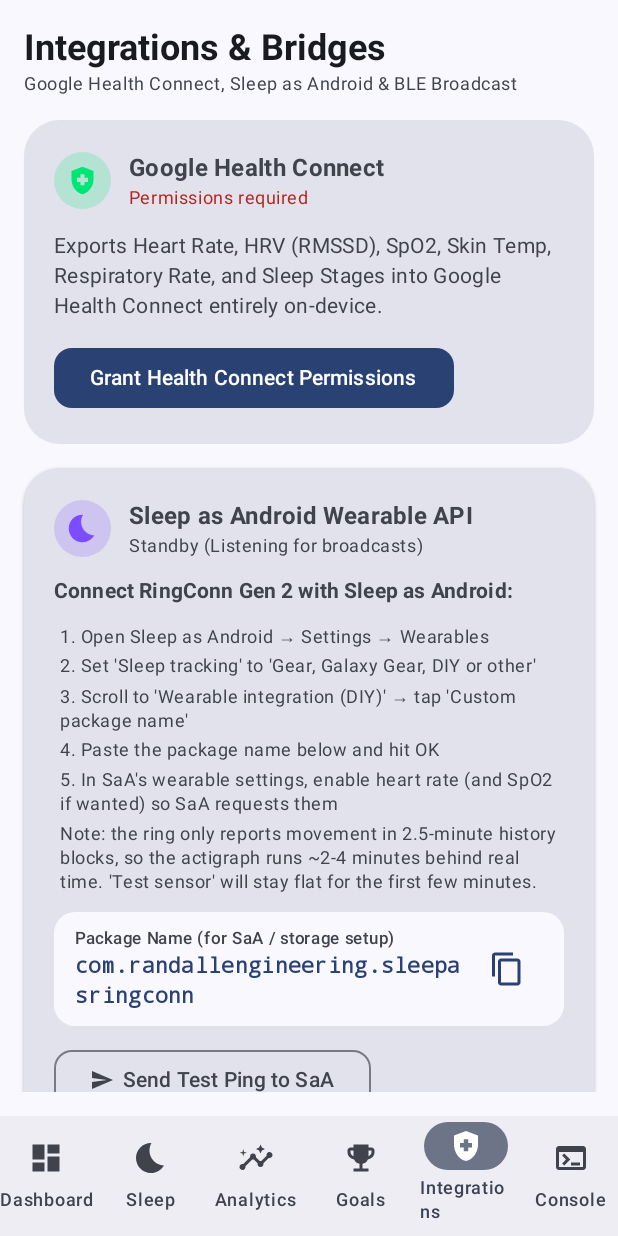
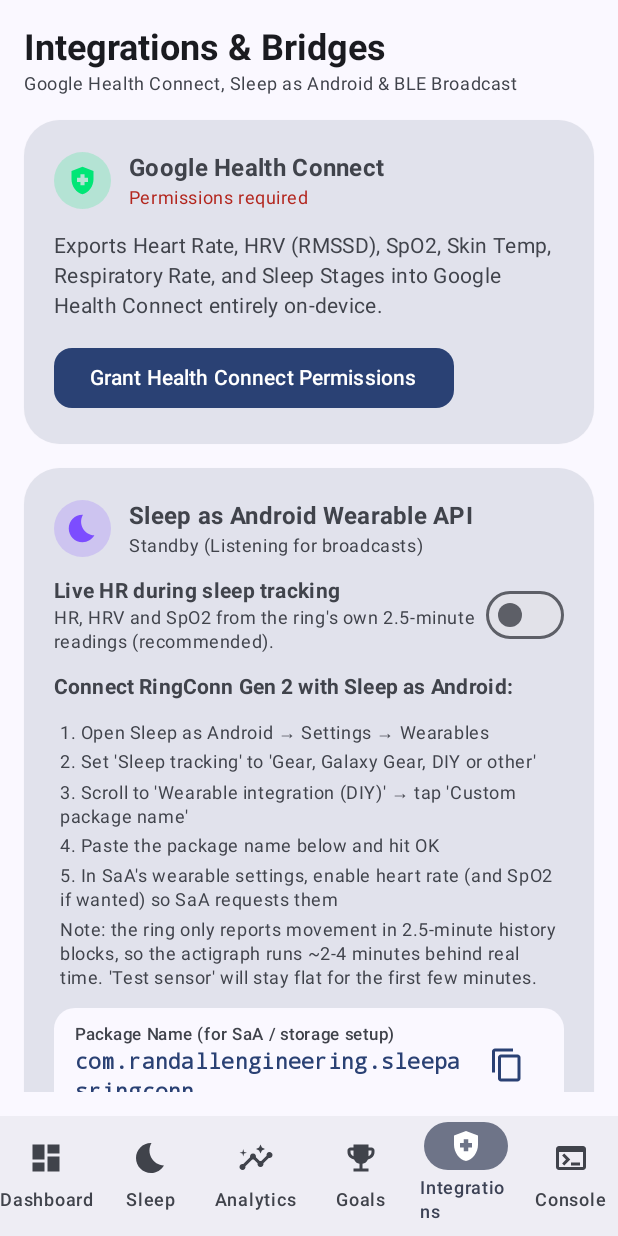
Before and after one commit to Flexingg/SleepAsRingConn-, an Android app built with Jetpack Compose: the screen it shows after launch (MainActivity), item 5 of the bottom bar chosen, on a phone screen of 412 x 824 dp. Run offline under Robolectric (Android 15) with nearby library versions, the phone set to English and light mode, and no system bars; our stand-ins replace Room's generated code; libraries missing offline, so code that uses them is left out: androidx.health.connect; 6 statements that could not run were skipped.

Commit message:
Stop live mode from starving the ring's own HR/HRV/SpO2 epochs
Field log (FR02.018): with live HR running continuously, every 2.5-min
epoch was ACTIVITY layout with no HR, HRV or SpO2, even with the wearer
still (motion flat at 17). Live sessions also end on their own after
~30-40 s and the 20 s stall wait wasted ~40% of the time.

- Sleep as Android tracking no longer runs live HR by default; HR, HRV
  and SpO2 come from epochs with real timestamps. "Live HR during sleep
  tracking" is an opt-in switch on the Integrations tab.
- Dashboard runs live mode only while on screen (ON_START/ON_STOP).
- Live requests are owner-tracked so leaving the Dashboard does not stop
  an active Peloton HR broadcast (and vice versa).
- New live session after 6 s of silence (15 s grace after entry).
- Warm-up and locked-HR log lines no longer share one rate limit.

Co-Authored-By: Claude Opus 5.5 <noreply@anthropic.com>
Claude-Session: https://claude.ai/code/session_01E9nZUKGhKybvmUnqWEhphE

```diff
--- a/app/src/main/java/com/randallengineering/sleepasringconn/ui/screens/DashboardScreen.kt
+++ b/app/src/main/java/com/randallengineering/sleepasringconn/ui/screens/DashboardScreen.kt
@@ -91,13 +91,27 @@ fun DashboardScreen(
         }
     }
 
-    // Auto-stream live telemetry and sync history whenever Dashboard is active and ring is connected
+    // Live telemetry only while the Dashboard is actually on screen. Live mode keeps the ring's
+    // optical sensor busy, which stops it recording its own HR / HRV / SpO2 epochs.
     LaunchedEffect(isConnected) {
-        if (isConnected) {
-            if (!BleConnectionManager.isSyncing.value) {
-                BleConnectionManager.syncHistory()
+        if (isConnected && !BleConnectionManager.isSyncing.value) {
+            BleConnectionManager.syncHistory()
+        }
+    }
+    @Suppress("DEPRECATION")
+    val lifecycleOwner = androidx.compose.ui.platform.LocalLifecycleOwner.current
+    DisposableEffect(lifecycleOwner) {
+        val observer = androidx.lifecycle.LifecycleEventObserver { _, event ->
+            when (event) {
+                androidx.lifecycle.Lifecycle.Event.ON_START -> BleConnectionManager.startLiveMonitoring(hrMode = true, owner = "dashboard")
+                androidx.lifecycle.Lifecycle.Event.ON_STOP -> BleConnectionManager.stopLiveMonitoring(owner = "dashboard")
+                else -> Unit
             }
-            BleConnectionManager.startLiveMonitoring(hrMode = true)
+        }
+        lifecycleOwner.lifecycle.addObserver(observer)
+        onDispose {
+            lifecycleOwner.lifecycle.removeObserver(observer)
+            BleConnectionManager.stopLiveMonitoring(owner = "dashboard")
         }
     }
 
--- a/app/src/main/java/com/randallengineering/sleepasringconn/ui/screens/IntegrationsScreen.kt
+++ b/app/src/main/java/com/randallengineering/sleepasringconn/ui/screens/IntegrationsScreen.kt
@@ -316,6 +316,27 @@ fun IntegrationsScreen() {
                         }
                     }
 
+                    val liveHrDuringTracking by com.randallengineering.sleepasringconn.ble.BleConnectionManager.liveHrDuringTracking.collectAsState()
+                    Row(
+                        modifier = Modifier.fillMaxWidth(),
+                        horizontalArrangement = Arrangement.SpaceBetween,
+                        verticalAlignment = Alignment.CenterVertically
+                    ) {
+                        Column(modifier = Modifier.weight(1f)) {
+                            Text("Live HR during sleep tracking", style = MaterialTheme.typography.bodyMedium, fontWeight = FontWeight.Bold)
+                            Text(
+                                if (liveHrDuringTracking) "HR every 10 s. The ring records no HRV or SpO2 while its sensor is in live mode."
+                                else "HR, HRV and SpO2 from the ring's own 2.5-minute readings (recommended).",
+                                style = MaterialTheme.typography.bodySmall,
+                                color = MaterialTheme.colorScheme.onSurfaceVariant
+                            )
+                        }
+                        Switch(
+                            checked = liveHrDuringTracking,
+                            onCheckedChange = { com.randallengineering.sleepasringconn.ble.BleConnectionManager.setLiveHrDuringTracking(it) }
+                        )
+                    }
+
                     val saaStats by SleepAsAndroidBridge.stats.collectAsState()
                     if (saaStats.trackingSinceMs > 0L) {
                         val lag = saaStats.actigraphLagSeconds?.let { "${it / 60}m ${it % 60}s behind" } ?: "waiting for first ring epoch"
```
Also changed, not shown: app/src/main/java/com/randallengineering/sleepasringconn/ble/BleConnectionManager.kt (+52 -14 lines), app/src/main/java/com/randallengineering/sleepasringconn/service/HrBroadcastService.kt (+3 -6 lines), 1 other file.
